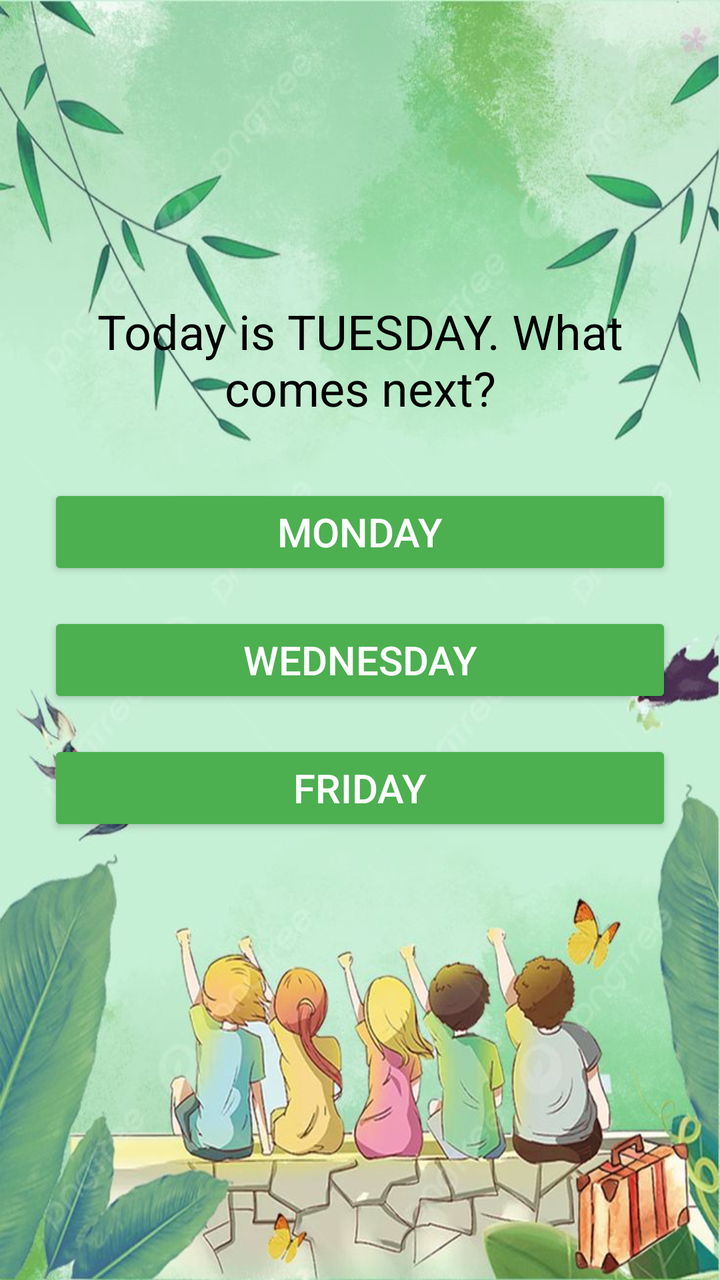
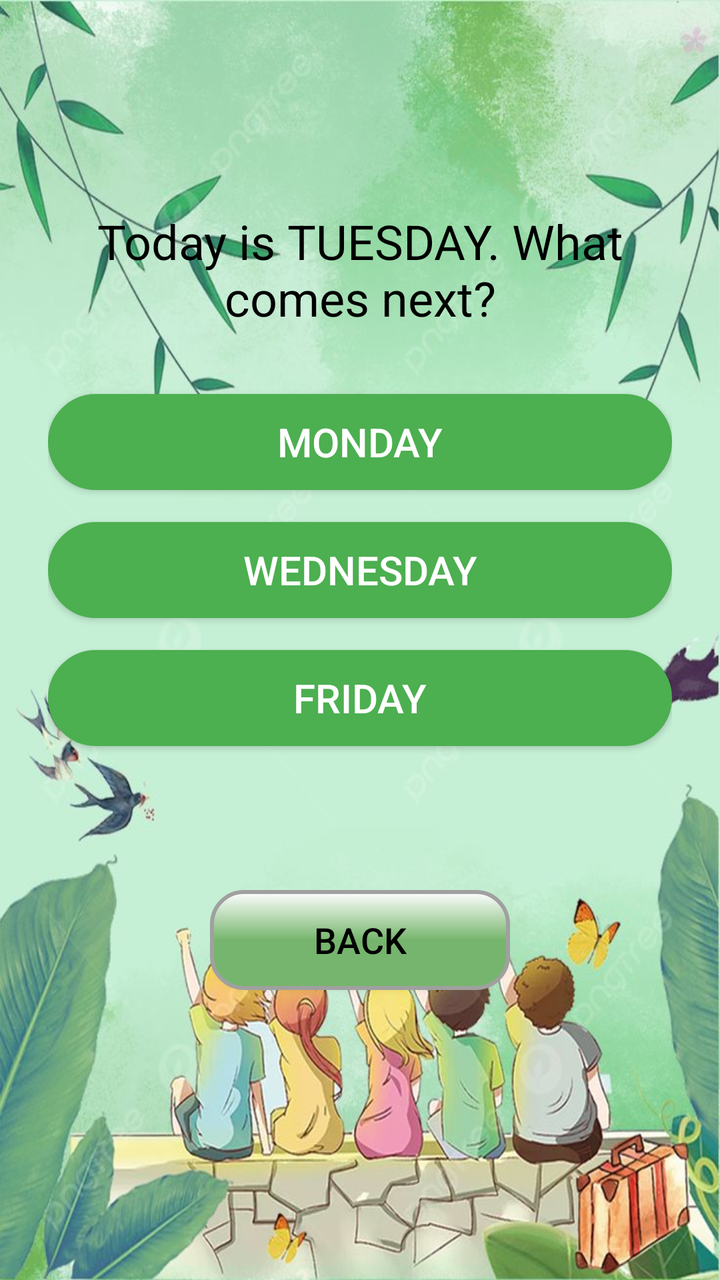

Two renders of the same Android screen: before a commit and after it. Below are the layout's source before the change and the commit's diff.
<!-- AndroidManifest.xml: application theme AppTheme -->
<!-- res/layout/activity_what_comes_next.xml -->
<?xml version="1.0" encoding="utf-8"?>
<LinearLayout
    xmlns:android="http://schemas.android.com/apk/res/android"
    android:orientation="vertical"
    android:padding="24dp"
    android:layout_width="match_parent"
    android:layout_height="match_parent"
    android:background="@drawable/background5"
    android:gravity="center">

    <TextView
        android:id="@+id/questionTextView"
        android:layout_width="wrap_content"
        android:layout_height="wrap_content"
        android:text="Today is TUESDAY. What comes next?"
        android:textSize="24sp"
        android:textColor="@color/black"
        android:gravity="center"
        android:layout_marginBottom="32dp" />

    <Button
        android:id="@+id/optionButton1"
        android:layout_width="match_parent"
        android:layout_height="wrap_content"
        android:text="Monday"
        android:textSize="20sp"
        android:backgroundTint="@color/green"
        android:textColor="@android:color/white"
        android:layout_marginBottom="16dp"/>

    <Button
        android:id="@+id/optionButton2"
        android:layout_width="match_parent"
        android:layout_height="wrap_content"
        android:text="Wednesday"
        android:textSize="20sp"
        android:backgroundTint="@color/green"
        android:textColor="@android:color/white"
        android:layout_marginBottom="16dp"/>

    <Button
        android:id="@+id/optionButton3"
        android:layout_width="match_parent"
        android:layout_height="wrap_content"
        android:text="Friday"
        android:textSize="20sp"
        android:backgroundTint="@color/green"
        android:textColor="@android:color/white"
        android:layout_marginBottom="32dp"/>

    <TextView
        android:id="@+id/feedbackTextView"
        android:layout_width="wrap_content"
        android:layout_height="wrap_content"
        android:text=""
        android:textSize="18sp"
        android:textColor="@color/black"
        android:layout_marginTop="16dp" />

    
    <Button
        android:id="@+id/backToPortalButton"
        android:layout_width="wrap_content"
        android:layout_height="wrap_content"
        android:text="Back to Portal"
        android:textSize="18sp"
        android:visibility="gone"
        android:layout_marginTop="32dp"
        android:backgroundTint="@color/green"
        android:textColor="@android:color/white" />
</LinearLayout>
<!-- resources referenced by this layout -->
<resources>
  <color name="black">#FF000000</color>
  <color name="green">#4CAF50</color>
  <!-- drawable background5: jpeg bitmap (drawable, 87955 bytes) -->
  <style name="AppTheme" parent="Theme.AppCompat.Light.NoActionBar">
          <item name="colorButtonNormal">@null</item>
      </style>
</resources>

<!-- the commit's change to res/layout/activity_what_comes_next.xml (unified diff, before → after) -->
@@ -24,6 +24,7 @@
         android:layout_height="wrap_content"
         android:text="Monday"
         android:textSize="20sp"
+        android:background="@drawable/round_corners"
         android:backgroundTint="@color/green"
         android:textColor="@android:color/white"
         android:layout_marginBottom="16dp"/>
@@ -34,6 +35,7 @@
         android:layout_height="wrap_content"
         android:text="Wednesday"
         android:textSize="20sp"
+        android:background="@drawable/round_corners"
         android:backgroundTint="@color/green"
         android:textColor="@android:color/white"
         android:layout_marginBottom="16dp"/>
@@ -44,9 +46,22 @@
         android:layout_height="wrap_content"
         android:text="Friday"
         android:textSize="20sp"
+        android:background="@drawable/round_corners"
         android:backgroundTint="@color/green"
         android:textColor="@android:color/white"
         android:layout_marginBottom="32dp"/>
+
+    <Button
+        android:id="@+id/backButton"
+        android:layout_width="150dp"
+        android:layout_height="50dp"
+        android:text="BACK"
+        android:textSize="18sp"
+        android:layout_marginTop="40dp"
+        android:layout_gravity="center"
+        android:background="@drawable/button_3d_round"
+        android:textColor="@android:color/black"/>
+
 
     <TextView
         android:id="@+id/feedbackTextView"
<!-- resource entries referenced after the edit -->
@@ -3,6 +3,45 @@
   <color name="black">#FF000000</color>
   <color name="green">#4CAF50</color>
   <!-- drawable background5: jpeg bitmap (drawable, 87955 bytes) -->
+  <!-- drawable button_3d_round (drawable) -->
+  <?xml version="1.0" encoding="utf-8"?>
+  <layer-list xmlns:android="http://schemas.android.com/apk/res/android">
+      
+      <item
+          android:right="2dp"
+          android:left="2dp"
+          android:top="2dp"
+          android:bottom="2dp">
+          <shape>
+              <solid android:color="#88000000"/> 
+              <corners android:radius="16dp"/> 
+          </shape>
+      </item>
+  
+      
+      <item>
+          <shape>
+              <gradient
+                  android:startColor="#FFFFFF"
+              android:centerColor="#76B56D"
+              android:endColor="#76B56D"
+              android:angle="270"/>
+              <corners android:radius="16dp"/> 
+              <stroke
+                  android:color="#A0A0A0"
+              android:width="2dp"/>    
+          </shape>
+      </item>
+  </layer-list>
+  <!-- drawable round_corners (drawable) -->
+  <?xml version="1.0" encoding="utf-8"?>
+  <shape xmlns:android="http://schemas.android.com/apk/res/android">
+      <solid android:color="#76B56D" /> 
+      <corners android:radius="50dp" />
+      <stroke
+          android:color="#000000"
+          android:width="2dp"/>
+  </shape>
   <style name="AppTheme" parent="Theme.AppCompat.Light.NoActionBar">
           <item name="colorButtonNormal">@null</item>
       </style>
